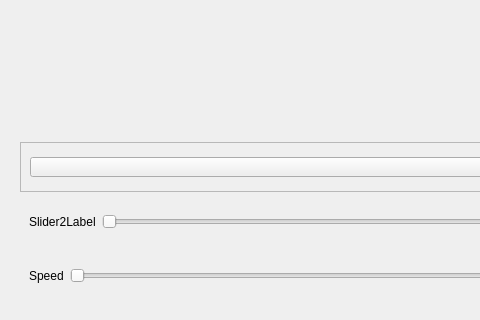
This is OpenRGBEffectPage.ui in DLdota/OpenRGBEffectsPlugin as Qt 5 draws it before an edit; both pictures show x 0 to 480 and y 129 to 449 of the 944 by 449 pixel window. The edited form follows.
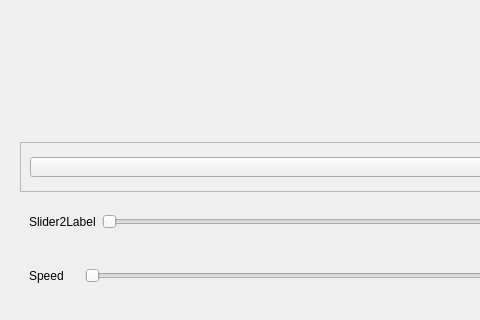
This is the edited form.

Patch:
```diff
--- a/OpenRGBEffectPage.ui
+++ b/OpenRGBEffectPage.ui
@@ -317,6 +317,12 @@
              <verstretch>0</verstretch>
             </sizepolicy>
            </property>
+           <property name="minimumSize">
+            <size>
+             <width>50</width>
+             <height>0</height>
+            </size>
+           </property>
            <property name="text">
             <string>Speed</string>
            </property>
```
Left out of the diff: 12 changed lines with no effect on the pictures.
